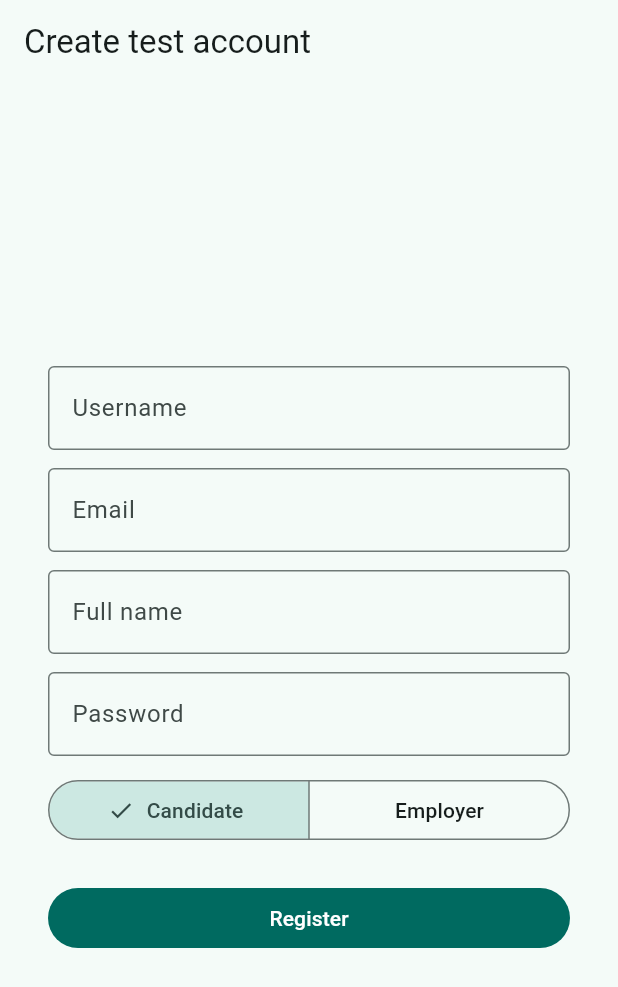
After one commit to LikaHanekom/CareerhubApp, a Flutter app: the RegisterScreen screen opened by its route, on a phone screen of 412 x 824 dp. The commit adds this screen. Shown: the top 987 px of the screen. Run offline on Flutter 3.47's test engine with Material 3 defaults, Android fonts, the phone set to English and light mode, and no system bars; our stand-ins replace connectivity_plus, dio, flutter_riverpod, flutter_secure_storage, freezed_annotation, go_router and 3 more; accounts and stored records are empty; generated files the repository leaves out were written again; network calls fail.

Commit message:
Add: Register functionality and final README updates

```diff
--- a/lib/data/auth_repository.dart
+++ b/lib/data/auth_repository.dart
@@ -185,6 +185,53 @@ class AuthRepository {
     await _storage.deleteAll();
   }
 
+  Future<ApiResult<String>> register({
+    required String username,
+    required String email,
+    required String password,
+    required String fullName,
+    required String role,
+  }) async {
+    try {
+      final response = await _dio.post('/auth/register', data: {
+        'username': username,
+        'email': email,
+        'password': password,
+        'fullName': fullName,
+        'role': role,
+      });
+
+      if (response.statusCode == 200) {
+        final data = response.data as Map<String, dynamic>;
+        final createdUsername = data['username'] as String;
+        return Success(createdUsername);
+      }
+
+      return const ServerFailure('Unexpected response from server.', 0);
+    } on DioException catch (e) {
+      final statusCode = e.response?.statusCode;
+
+      if (statusCode == 409) {
+        return const ServerFailure('Username or email already exists.', 409);
+      }
+      if (statusCode == 400) {
+        return const ServerFailure('All fields are required.', 400);
+      }
+
+      return switch (e.type) {
+        DioExceptionType.connectionTimeout ||
+        DioExceptionType.sendTimeout ||
+        DioExceptionType.receiveTimeout ||
+        DioExceptionType.connectionError =>
+            NetworkFailure('No internet connection. Please check your network.'),
+        _ => ServerFailure('The server returned an error.', statusCode ?? 0),
+      };
+    } catch (e) {
+      return UnknownFailure('An unexpected error occurred: $e');
+    }
+  }
+
+
   /// Decodes the middle segment of a JWT (the payload) from Base64URL.
   /// JWT payloads omit the trailing '=' padding Dart's base64 decoder
   /// normally requires, so it has to be re-added by hand before decoding
@@ -205,5 +252,7 @@ class AuthRepository {
     } catch (_) {
       return null;
     }
+
+
   }
 }
--- a/lib/screens/login_screen.dart
+++ b/lib/screens/login_screen.dart
@@ -1,5 +1,6 @@
 import 'package:flutter/material.dart';
 import 'package:flutter_riverpod/flutter_riverpod.dart';
+import 'package:go_router/go_router.dart';
 
 import '../models/auth_state.dart';
 import '../providers/auth_notifier.dart';
@@ -102,6 +103,11 @@ class _LoginScreenState extends ConsumerState<LoginScreen> {
                   )
                       : const Text('Sign in'),
                 ),
+                const SizedBox(height: 12),
+                TextButton(
+                  onPressed: isLoading ? null : () => context.push('/register'),
+                  child: const Text("Don't have an account? Register"),
+                ),
               ],
             ),
           ),
--- /dev/null
+++ b/lib/screens/register_screen.dart
@@ -0,0 +1,150 @@
+import 'package:flutter/material.dart';
+import 'package:flutter_riverpod/flutter_riverpod.dart';
+import 'package:go_router/go_router.dart';
+import '../data/api_result.dart';
+import '../data/auth_repository.dart';
+
+class RegisterScreen extends ConsumerStatefulWidget {
+  const RegisterScreen({super.key});
+
+  @override
+  ConsumerState<RegisterScreen> createState() => _RegisterScreenState();
+}
+
+class _RegisterScreenState extends ConsumerState<RegisterScreen> {
+  final _usernameController = TextEditingController();
+  final _emailController = TextEditingController();
+  final _passwordController = TextEditingController();
+  final _fullNameController = TextEditingController();
+  String _role = 'candidate';
+
+  bool _isLoading = false;
+  String? _error;
+
+  @override
+  void dispose() {
+    _usernameController.dispose();
+    _emailController.dispose();
+    _passwordController.dispose();
+    _fullNameController.dispose();
+    super.dispose();
+  }
+
+  Future<void> _submit() async {
+    setState(() {
+      _isLoading = true;
+      _error = null;
+    });
+
+    final repo = ref.read(authRepositoryProvider);
+    final result = await repo.register(
+      username: _usernameController.text.trim(),
+      email: _emailController.text.trim(),
+      password: _passwordController.text,
+      fullName: _fullNameController.text.trim(),
+      role: _role,
+    );
+
+    if (!mounted) return;
+
+    switch (result) {
+      case Success():
+        setState(() => _isLoading = false);
+        if (context.mounted) context.go('/login');
+      case ServerFailure(message: final m):
+        setState(() {
+          _isLoading = false;
+          _error = m;
+        });
+      case NetworkFailure(message: final m):
+        setState(() {
+          _isLoading = false;
+          _error = m;
+        });
+      case UnknownFailure(message: final m):
+        setState(() {
+          _isLoading = false;
+          _error = m;
+        });
+    }
+  }
+
+  @override
+  Widget build(BuildContext context) {
+    final theme = Theme.of(context);
+
+    return Scaffold(
+      appBar: AppBar(title: const Text('Create test account')),
+      body: SafeArea(
+        child: Center(
+          child: Padding(
+            padding: const EdgeInsets.symmetric(horizontal: 32),
+            child: Column(
+              mainAxisSize: MainAxisSize.min,
+              crossAxisAlignment: CrossAxisAlignment.stretch,
+              children: [
+                TextField(
+                  controller: _usernameController,
+                  decoration: const InputDecoration(
+                    labelText: 'Username',
+                    border: OutlineInputBorder(),
+                  ),
+                ),
+                const SizedBox(height: 12),
+                TextField(
+                  controller: _emailController,
+                  keyboardType: TextInputType.emailAddress,
+                  decoration: const InputDecoration(
+                    labelText: 'Email',
+                    border: OutlineInputBorder(),
+                  ),
+                ),
+                const SizedBox(height: 12),
+                TextField(
+                  controller: _fullNameController,
+                  decoration: const InputDecoration(
+                    labelText: 'Full name',
+                    border: OutlineInputBorder(),
+                  ),
+                ),
+                const SizedBox(height: 12),
+                TextField(
+                  controller: _passwordController,
+                  obscureText: true,
+                  decoration: const InputDecoration(
+                    labelText: 'Password',
+                    border: OutlineInputBorder(),
+                  ),
+                ),
+                const SizedBox(height: 12),
+                SegmentedButton<String>(
+                  segments: const [
+                    ButtonSegment(value: 'candidate', label: Text('Candidate')),
+                    ButtonSegment(value: 'employer', label: Text('Employer')),
+                  ],
+                  selected: {_role},
+                  onSelectionChanged: (s) => setState(() => _role = s.first),
+                ),
+                if (_error != null) ...[
+                  const SizedBox(height: 12),
+                  Text(_error!, style: TextStyle(color: theme.colorScheme.error)),
+                ],
+                const SizedBox(height: 24),
+                FilledButton(
+                  onPressed: _isLoading ? null : _submit,
+                  child: _isLoading
+                      ? const SizedBox(
+                    height: 18,
+                    width: 18,
+                    child: CircularProgressIndicator(strokeWidth: 2),
+                  )
+                      : const Text('Register'),
+                ),
+              ],
+            ),
+          ),
+        ),
+      ),
+    );
+  }
+}
```
Also changed, not shown: lib/router/app_router.dart (+9 -3 lines), assets/01-cold-boot-login.png (added), assets/02-invalid-credentials.png (added), assets/03-valid-login-jobs-screen.png (added), assets/04-token-persistence.png (added), assets/05-logout-back-stack.png (added), assets/06-cold-boot-after-logout.png (added), 3 other files.
